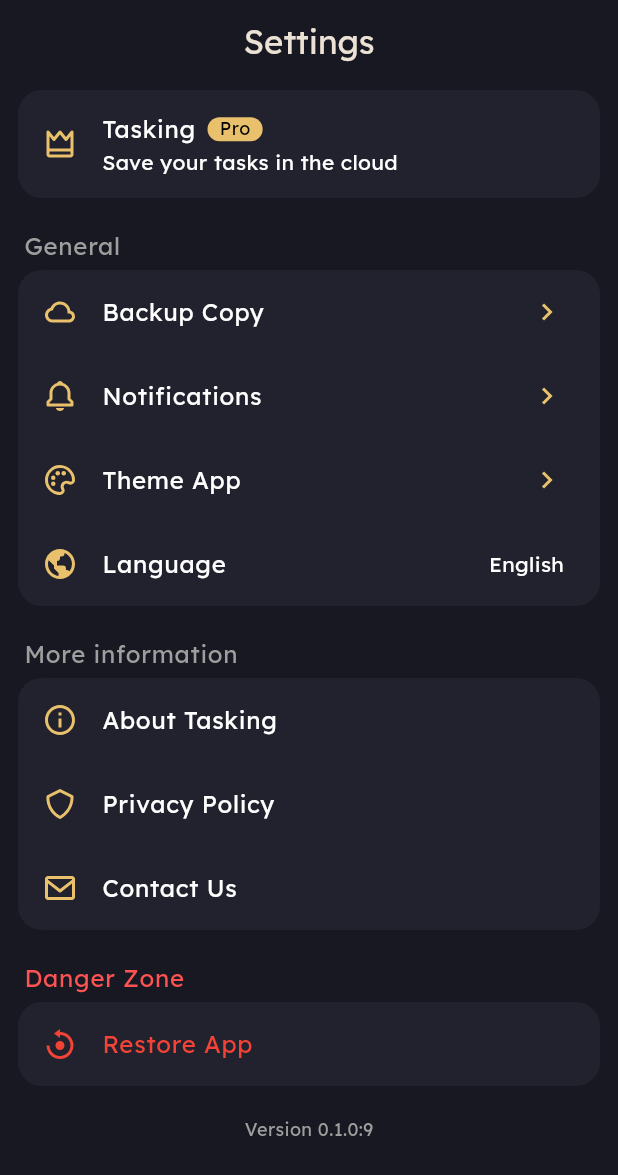
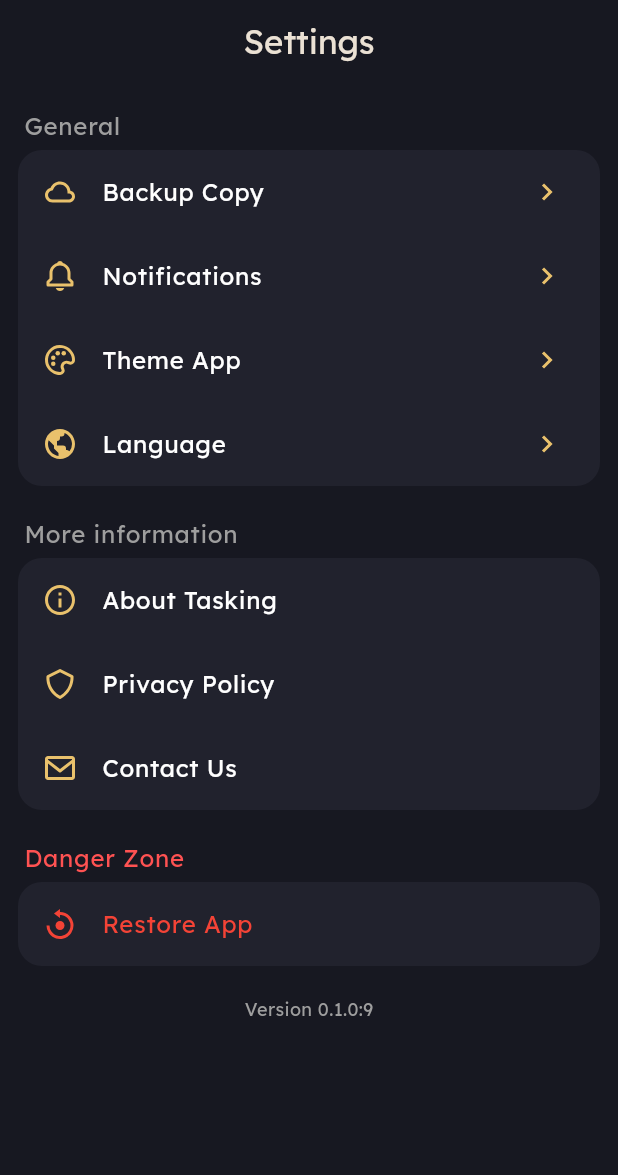
Before and after one commit to axelromandev/tasking_app, a Flutter app: the SettingsPage screen opened by its route, on a phone screen of 412 x 824 dp. Shown: the top 1175 px of the screen. Run offline on Flutter 3.47's test engine with Material 3 defaults, Android fonts, the phone set to English and light mode, and no system bars; our stand-ins replace calendar_date_picker2, file_picker, flutter_local_notifications, flutter_riverpod, flutter_svg, gap and 10 more; missing offline and left inert: flex_color_picker, flutter_advanced_avatar, flutter_archive; accounts and stored records are empty; generated files the repository leaves out were written again.

Commit message:
🔥 remove: Remove tasking_pro card in settings

```diff
--- a/lib/app/presentation/pages/settings_page.dart
+++ b/lib/app/presentation/pages/settings_page.dart
@@ -11,7 +11,6 @@ import '../../../config/config.dart';
 import '../../../core/core.dart';
 import '../../../generated/l10n.dart';
 import '../modals/backup_options_modal.dart';
-import '../modals/coming_soon_modal.dart';
 import '../modals/theme_change_modal.dart';
 import '../presentation.dart';
 
@@ -39,40 +38,6 @@ class SettingsPage extends ConsumerWidget {
             child: Column(
               crossAxisAlignment: CrossAxisAlignment.start,
               children: [
-                Card(
-                  child: ListTile(
-                    onTap: () {
-                      //TODO: Add settings for tasking pro
-
-                      showModalBottomSheet(
-                        context: context,
-                        elevation: 0,
-                        builder: (_) => const ComingSoonModal(),
-                      );
-                    },
-                    iconColor: colors.primary,
-                    leading: const Icon(BoxIcons.bx_crown),
-                    title: Row(
-                      children: [
-                        const Text('Tasking'),
-                        const Gap(defaultPadding / 2),
-                        Container(
-                          padding: const EdgeInsets.symmetric(
-                              horizontal: defaultPadding / 2),
-                          decoration: BoxDecoration(
-                            color: colors.primary,
-                            borderRadius: BorderRadius.circular(defaultRadius),
-                          ),
-                          child: Text('Pro',
-                              style: style.bodySmall?.copyWith(
-                                color: Colors.black,
-                              )),
-                        ),
-                      ],
-                    ),
-                    subtitle: const Text('Save your tasks in the cloud'),
-                  ),
-                ),
                 Container(
                   margin: const EdgeInsets.only(top: defaultPadding, left: 8),
                   child: Text(S.of(context).settings_label_general,
@@ -127,12 +92,7 @@ class SettingsPage extends ConsumerWidget {
                         iconColor: colors.primary,
                         leading: const Icon(BoxIcons.bx_world),
                         title: Text(S.of(context).language_label),
-                        trailing: Text(
-                          S.of(context).language == 'en'
-                              ? S.of(context).language_en
-                              : S.of(context).language_es,
-                          style: style.bodyMedium,
-                        ),
+                        trailing: const Icon(BoxIcons.bx_chevron_right),
                         shape: const RoundedRectangleBorder(
                           borderRadius: BorderRadius.only(
                             bottomLeft: Radius.circular(defaultRadius),
--- a/lib/config/theme/color_theme.dart
+++ b/lib/config/theme/color_theme.dart
@@ -15,8 +15,6 @@ class _Notifier extends StateNotifier<Color> {
 
   final _pref = SharedPrefs();
 
-  final controller = ExpansionTileController();
-
   void initialize() {
     final colorValue = _pref.getValue<int>(Keys.colorSeed);
     if (colorValue == null) return;
@@ -26,6 +24,5 @@ class _Notifier extends StateNotifier<Color> {
   void setColor(Color color) async {
     await _pref.setKeyValue<int>(Keys.colorSeed, color.value);
     state = color;
-    controller.collapse();
   }
 }
```
